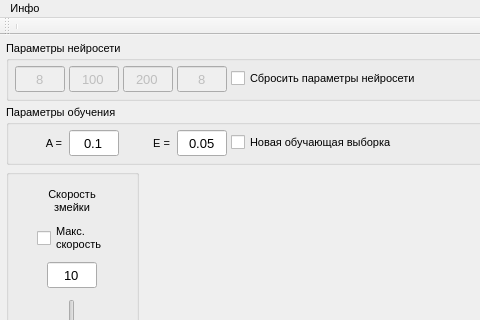
Max-Azarov/neuralNetSnake, file smartSnake/resources/MainWindow.ui: the form before one commit; both pictures show x 0 to 480 and y 0 to 320 of the 685 by 712 pixel window.
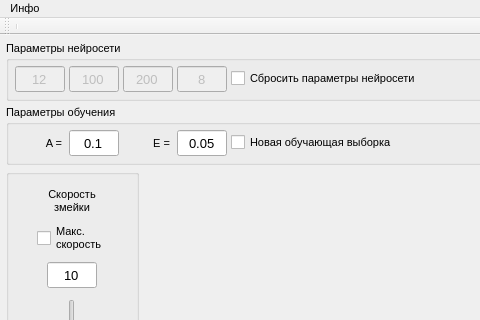
The form after the commit. Custom widgets are drawn as their Qt base class.

Patch:
```diff
--- a/smartSnake/resources/MainWindow.ui
+++ b/smartSnake/resources/MainWindow.ui
@@ -147,7 +147,7 @@
           <string>Count of inputs neural net (equal to the number of cells on the screen)</string>
          </property>
          <property name="text">
-          <string>8</string>
+          <string>12</string>
          </property>
          <property name="alignment">
           <set>Qt::AlignCenter</set>
```
Left out of the diff: 2 changed lines with no effect on the pictures.
